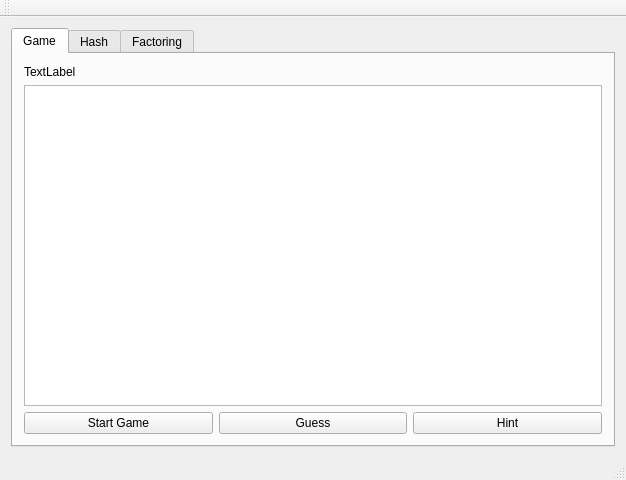
This is CapstoneCryptography/forms/mainwindow.ui in egandunning/learn-crypto as Qt 5 draws it before an edit. The edited form follows.
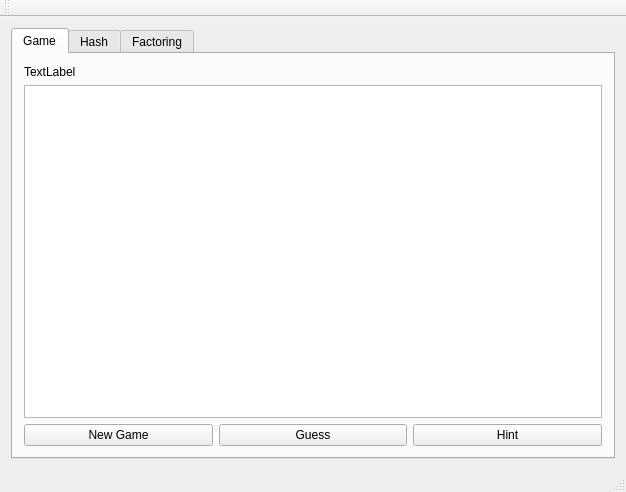
This is the edited form. The open tabs and pages were chosen to show the change.

Commit message: New Game instead of Start Game on the Game screen

Diff of the .ui file:
```diff
--- a/CapstoneCryptography/forms/mainwindow.ui
+++ b/CapstoneCryptography/forms/mainwindow.ui
@@ -7,7 +7,7 @@
     <x>0</x>
     <y>0</y>
     <width>626</width>
-    <height>480</height>
+    <height>492</height>
    </rect>
   </property>
   <property name="windowTitle">
@@ -38,7 +38,7 @@
         <item row="3" column="0">
          <widget class="QPushButton" name="pushButton">
           <property name="text">
-           <string>Start Game</string>
+           <string>New Game</string>
           </property>
          </widget>
         </item>
```
Left out of the diff: 2 changed lines with no effect on the pictures. The commit also changes 5 other files.
